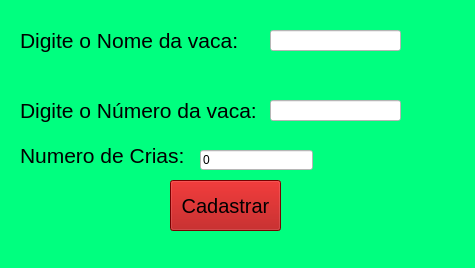
This is Front/nova.ui in vitorweirich/gerenciador-propriedade as Qt 5 draws it before an edit. The edited form follows.
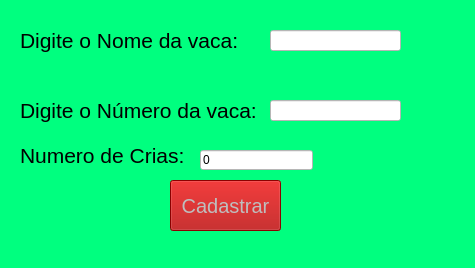
This is the edited form.

```diff
--- a/Front/nova.ui
+++ b/Front/nova.ui
@@ -97,6 +97,9 @@
     </property>
    </widget>
    <widget class="QPushButton" name="cadastrar">
+    <property name="enabled">
+     <bool>false</bool>
+    </property>
     <property name="geometry">
      <rect>
       <x>170</x>
```
